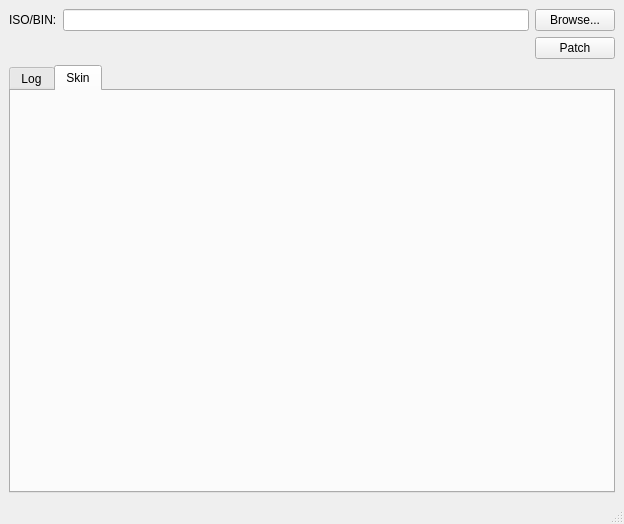
Qt form ui/main_window.ui (T4g1/TombaPatcher) before a commit.
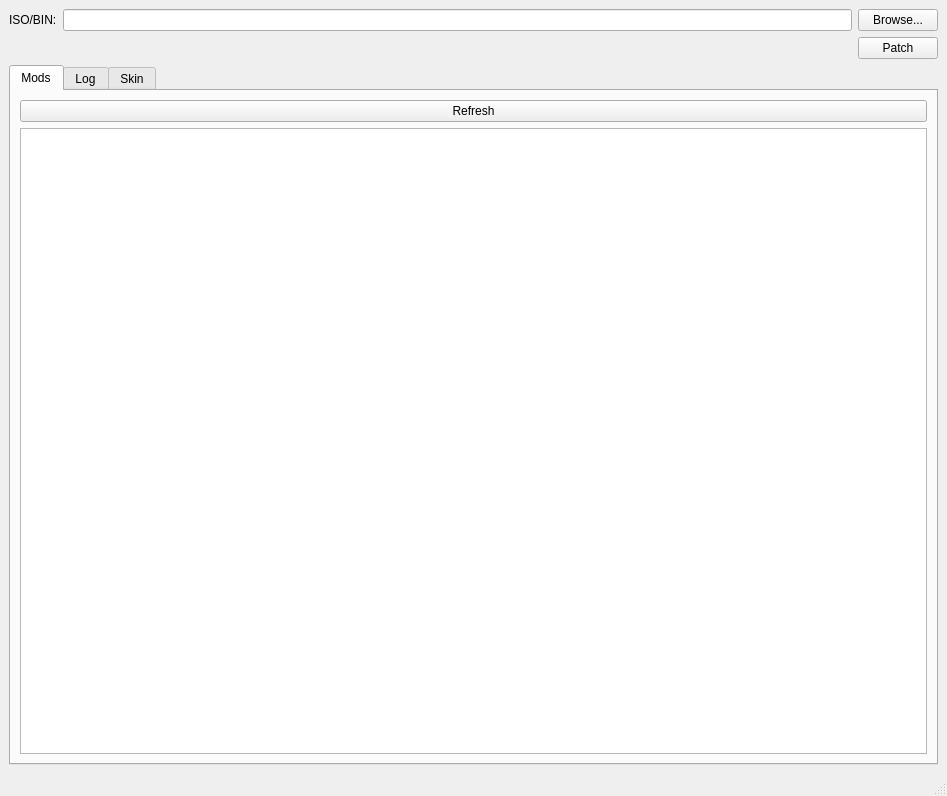
The same form after that commit.

```diff
--- a/ui/main_window.ui
+++ b/ui/main_window.ui
@@ -6,8 +6,8 @@
    <rect>
     <x>0</x>
     <y>0</y>
-    <width>624</width>
-    <height>524</height>
+    <width>947</width>
+    <height>796</height>
    </rect>
   </property>
   <property name="windowTitle">
@@ -63,8 +63,29 @@
     <item>
      <widget class="QTabWidget" name="tabWidget">
       <property name="currentIndex">
-       <number>1</number>
+       <number>0</number>
       </property>
+      <widget class="QWidget" name="mods_tab">
+       <attribute name="title">
+        <string>Mods</string>
+       </attribute>
+       <layout class="QVBoxLayout" name="verticalLayout_3">
+        <item>
+         <layout class="QHBoxLayout" name="actions_layout">
+          <item>
+           <widget class="QPushButton" name="refresh_mod_list">
+            <property name="text">
+             <string>Refresh</string>
+            </property>
+           </widget>
+          </item>
+         </layout>
+        </item>
+        <item>
+         <widget class="QListWidget" name="mod_list"/>
+        </item>
+       </layout>
+      </widget>
       <widget class="QWidget" name="log_tab">
        <attribute name="title">
         <string>Log</string>
```
Left out of the diff: 2 changed lines with no effect on the pictures.
